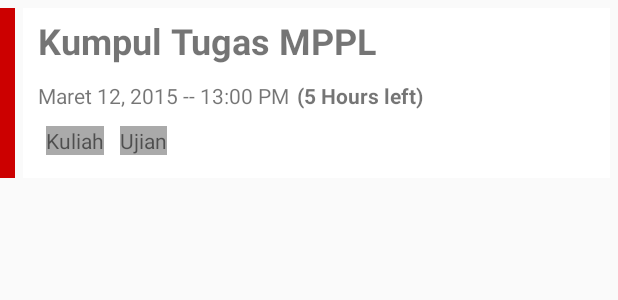
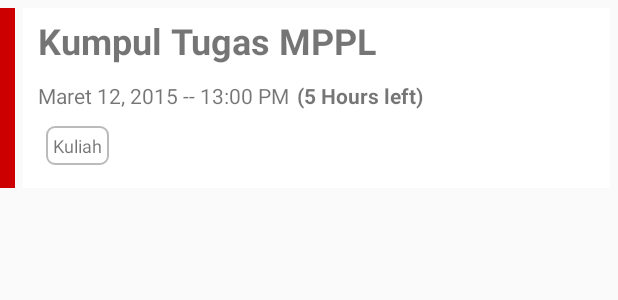
Before and after one commit to stef-ang/DailyTask, an Android app: the layout task_item.xml on its own in the app's theme, with its tools: preview values and no code run, on a phone screen of 412 x 824 dp. Shown: the top 300 px of the screen. Run offline under Robolectric (Android 15) with nearby library versions, the phone set to English and light mode, and no system bars.

Commit message:
Task Fragment, update task_item.xml, dan tambah drawable tag_background

```diff
--- /dev/null
+++ b/app/src/main/res/drawable/tag_background.xml
@@ -0,0 +1,7 @@
+<?xml version="1.0" encoding="utf-8"?>
+<shape xmlns:android="http://schemas.android.com/apk/res/android">
+    <stroke android:width="1dp" android:color="#BBBBBB" />
+    <padding android:left="5dp" android:right="5dp" android:top ="5dp"
+        android:bottom="5dp" />
+    <corners android:radius="5dp" />
+</shape>
--- a/app/src/main/res/layout/task_item.xml
+++ b/app/src/main/res/layout/task_item.xml
@@ -82,15 +82,10 @@
                             android:layout_width="wrap_content"
                             android:layout_height="wrap_content"
                             android:text="Kuliah"
+                            android:textSize="12sp"
                             android:layout_margin="5dp"
-                            android:background="@android:color/darker_gray"/>
+                            android:background="@drawable/tag_background"/>
 
-                        <TextView
-                            android:layout_width="wrap_content"
-                            android:layout_height="wrap_content"
-                            android:text="Ujian"
-                            android:layout_margin="5dp"
-                            android:background="@android:color/darker_gray"/>
                     </LinearLayout>
                 </LinearLayout>
                 <!--end ofTextlist penjelasan tugas-->
@@ -120,6 +115,7 @@
                         android:layout_height="wrap_content"
                         android:orientation="horizontal">
                         <TextView
+                            android:id="@+id/taskbox_details_textview"
                             android:layout_width="wrap_content"
                             android:layout_height="wrap_content"
                             android:text="Mengumpulkan Tugas DP pada saat kelas PAA 2. Lokasi: IF-104."/>
@@ -142,12 +138,12 @@
 
                 <!--list presquitis-->
                 <LinearLayout
-                    android:id="@+id/prerequisites_layout"
                     android:layout_width="match_parent"
                     android:layout_height="wrap_content"
                     android:orientation="vertical"
                     android:layout_marginLeft="40dp">
                     <LinearLayout
+                        android:id="@+id/prerequisites_list"
                         android:layout_width="wrap_content"
                         android:layout_height="wrap_content"
                         android:paddingTop="5dp"
```
Also changed, not shown: app/src/main/java/com/stef_developer/dailytask/adapter/TaskAdapter.java (added, +126 -0 lines), app/src/main/java/com/stef_developer/dailytask/database/TagDAO.java (+22 -0 lines), app/src/main/java/com/stef_developer/dailytask/database/TaskDAO.java (+24 -0 lines), app/src/main/java/com/stef_developer/dailytask/fragments/TaskList.java (+45 -23 lines).
